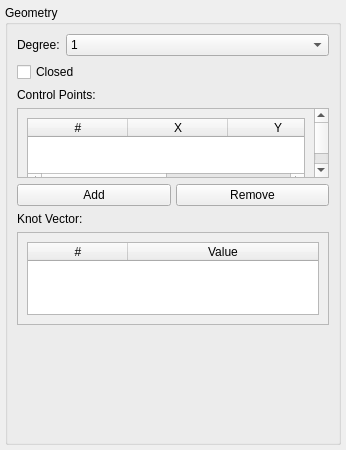
LibreCAD/LibreCAD, file librecad/src/ui/dialogs/entity/lc_splinepropertieseditingwidget.ui: the form before one commit.
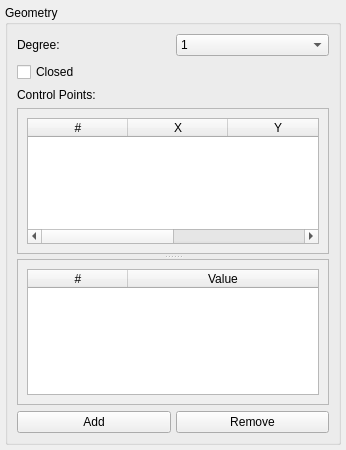
The form after the commit.

Commit message: panel sizes

Diff of the .ui file:
```diff
--- a/librecad/src/ui/dialogs/entity/lc_splinepropertieseditingwidget.ui
+++ b/librecad/src/ui/dialogs/entity/lc_splinepropertieseditingwidget.ui
@@ -46,8 +46,10 @@
      <property name="title">
       <string>Geometry</string>
      </property>
-     <layout class="QGridLayout" name="gridLayoutGeometry" rowstretch="0,1,2,3,4,5,6,7" columnstretch="0,5">
-      <item row="0" column="0">
+     <layout class="QVBoxLayout" name="verticalLayoutGeometry">
+      <item>
+       <layout class="QHBoxLayout" name="horizontalLayoutDegree">
+        <item>
        <widget class="QLabel" name="lDegree">
         <property name="sizePolicy">
          <sizepolicy hsizetype="Preferred" vsizetype="Fixed">
@@ -63,7 +65,7 @@
         </property>
        </widget>
       </item>
-      <item row="0" column="1">
+        <item>
        <widget class="QComboBox" name="cbDegree">
         <property name="sizePolicy">
          <sizepolicy hsizetype="Preferred" vsizetype="Fixed">
@@ -103,7 +105,9 @@
         </item>
        </widget>
       </item>
-      <item row="1" column="0" colspan="2">
+       </layout>
+      </item>
+      <item>
        <widget class="QCheckBox" name="cbClosed">
         <property name="sizePolicy">
          <sizepolicy hsizetype="Preferred" vsizetype="Fixed">
@@ -125,7 +129,7 @@
         </property>
        </widget>
       </item>
-      <item row="2" column="0" colspan="2">
+      <item>
        <widget class="QLabel" name="lControlPoints">
         <property name="sizePolicy">
          <sizepolicy hsizetype="Preferred" vsizetype="Fixed">
@@ -138,7 +142,14 @@
         </property>
        </widget>
       </item>
-      <item row="3" column="0" colspan="2">
+      <item>
+       <widget class="QSplitter" name="splitterEditor">
+        <property name="orientation">
+         <enum>Qt::Vertical</enum>
+        </property>
+        <property name="handleWidth">
+         <number>5</number>
+        </property>
        <widget class="QScrollArea" name="scrollAreaControlPoints">
         <property name="sizePolicy">
          <sizepolicy hsizetype="Expanding" vsizetype="Expanding">
@@ -153,7 +164,7 @@
          <enum>Qt::ScrollBarAlwaysOff</enum>
         </property>
         <widget class="QWidget" name="scrollAreaWidgetContents">
-         <layout class="QVBoxLayout" name="verticalLayout">
+          <layout class="QVBoxLayout" name="verticalLayoutControlPoints">
           <item>
            <widget class="QTableWidget" name="tableControlPoints">
             <property name="sizePolicy">
@@ -217,72 +228,6 @@
          </layout>
         </widget>
        </widget>
-      </item>
-      <item row="4" column="0" colspan="2">
-       <layout class="QHBoxLayout" name="horizontalLayout_cp_buttons">
-        <property name="spacing">
-         <number>5</number>
-        </property>
-        <item>
-         <widget class="QPushButton" name="btnAddControlPoint">
-          <property name="sizePolicy">
-           <sizepolicy hsizetype="Preferred" vsizetype="Fixed">
-            <horstretch>0</horstretch>
-            <verstretch>0</verstretch>
-           </sizepolicy>
-          </property>
-          <property name="text">
-           <string>Add</string>
-          </property>
-          <property name="toolTip">
-           <string>Add a new control point to the spline</string>
-          </property>
-          <property name="accessibleName">
-           <string>Add Control Point Button</string>
-          </property>
-          <property name="accessibleDescription">
-           <string>Add a new control point to the spline</string>
-          </property>
-         </widget>
-        </item>
-        <item>
-         <widget class="QPushButton" name="btnRemoveControlPoint">
-          <property name="sizePolicy">
-           <sizepolicy hsizetype="Preferred" vsizetype="Fixed">
-            <horstretch>0</horstretch>
-            <verstretch>0</verstretch>
-           </sizepolicy>
-          </property>
-          <property name="text">
-           <string>Remove</string>
-          </property>
-          <property name="toolTip">
-           <string>Remove the selected control point from the spline</string>
-          </property>
-          <property name="accessibleName">
-           <string>Remove Control Point Button</string>
-          </property>
-          <property name="accessibleDescription">
-           <string>Remove the selected control point from the spline</string>
-          </property>
-         </widget>
-        </item>
-       </layout>
-      </item>
-      <item row="5" column="0" colspan="2">
-       <widget class="QLabel" name="lKnots">
-        <property name="sizePolicy">
-         <sizepolicy hsizetype="Preferred" vsizetype="Fixed">
-          <horstretch>0</horstretch>
-          <verstretch>0</verstretch>
-         </sizepolicy>
-        </property>
-        <property name="text">
-         <string>Knot Vector:</string>
-        </property>
-       </widget>
-      </item>
-      <item row="6" column="0" colspan="2">
        <widget class="QScrollArea" name="scrollAreaKnots">
         <property name="sizePolicy">
          <sizepolicy hsizetype="Expanding" vsizetype="Expanding">
@@ -339,19 +284,71 @@
          </layout>
         </widget>
        </widget>
+       </widget>
       </item>
-      <item row="7" column="0" colspan="2">
-       <spacer name="spacer58">
+      <item>
+       <layout class="QHBoxLayout" name="horizontalLayout_cp_buttons">
+        <property name="spacing">
+         <number>5</number>
+        </property>
+        <item>
+         <widget class="QPushButton" name="btnAddControlPoint">
+          <property name="sizePolicy">
+           <sizepolicy hsizetype="Preferred" vsizetype="Fixed">
+            <horstretch>0</horstretch>
+            <verstretch>0</verstretch>
+           </sizepolicy>
+          </property>
+          <property name="text">
+           <string>Add</string>
+          </property>
+          <property name="toolTip">
+           <string>Add a new control point to the spline</string>
+          </property>
+          <property name="accessibleName">
+           <string>Add Control Point Button</string>
+          </property>
+          <property name="accessibleDescription">
+           <string>Add a new control point to the spline</string>
+          </property>
+         </widget>
+        </item>
+        <item>
+         <widget class="QPushButton" name="btnRemoveControlPoint">
+          <property name="sizePolicy">
+           <sizepolicy hsizetype="Preferred" vsizetype="Fixed">
+            <horstretch>0</horstretch>
+            <verstretch>0</verstretch>
+           </sizepolicy>
+          </property>
+          <property name="text">
+           <string>Remove</string>
+          </property>
+          <property name="toolTip">
+           <string>Remove the selected control point from the spline</string>
+          </property>
+          <property name="accessibleName">
+           <string>Remove Control Point Button</string>
+          </property>
+          <property name="accessibleDescription">
+           <string>Remove the selected control point from the spline</string>
+          </property>
+         </widget>
+        </item>
+       </layout>
+      </item>
+      <item>
+       <spacer name="verticalSpacer">
         <property name="orientation">
-         <enum>Qt::Orientation::Vertical</enum>
+         <enum>Qt::Vertical</enum>
         </property>
         <property name="sizeType">
-         <enum>QSizePolicy::Policy::Expanding</enum>
+         <enum>QSizePolicy::Expanding</enum>
         </property>
         <property name="sizeHint" stdset="0">
          <size>
           <width>20</width>
-          <height>0</height>
+          <height>40</height>
          </size>
         </property>
        </spacer>
```
Lines whose indentation alone changed are shown as unchanged.
